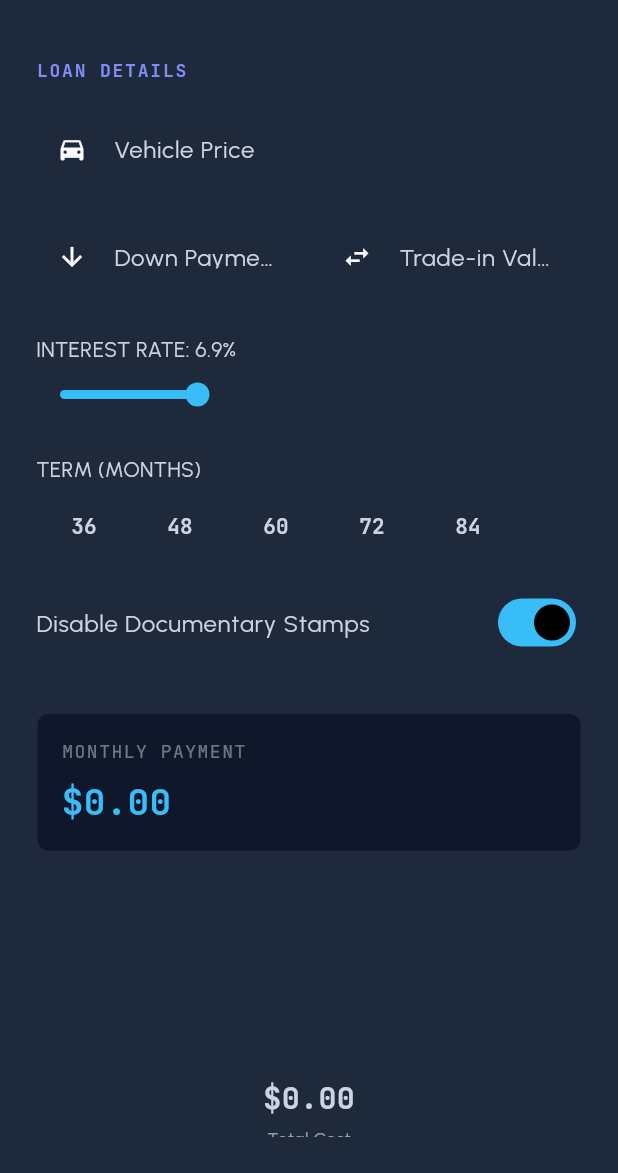
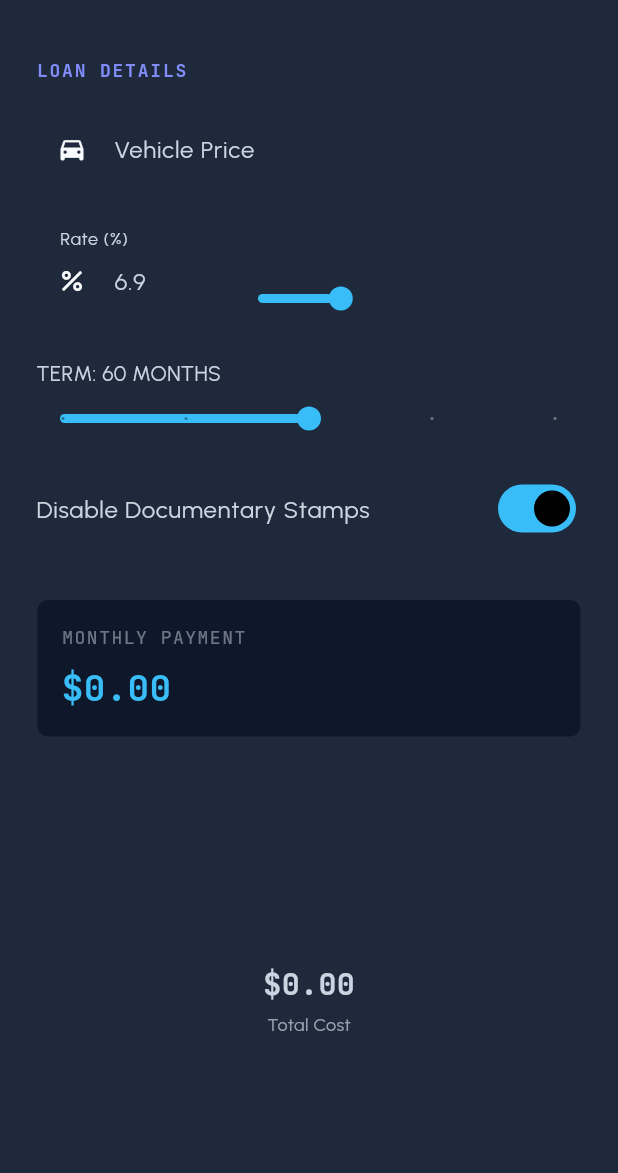
Before and after one commit to seanzmc/stingcalc_flutter, a Flutter app: the screen it shows after launch, after a tap on "Disable Documentary Stamps", on a phone screen of 412 x 824 dp, the part 63-1236 px from its top. Run offline on Flutter 3.47's test engine with Material 3 defaults, Android fonts, the light colour scheme and no system bars; drawn by our look-alikes of fl_chart; our stand-ins replace font_awesome_flutter, google_fonts.

Commit message:
Took out down payment and trade from payment calculator, changed the term to a slider,

```diff
--- a/lib/payment_calculator_screen.dart
+++ b/lib/payment_calculator_screen.dart
@@ -19,11 +19,10 @@ class PaymentCalculatorScreen extends StatefulWidget {
 class _PaymentCalculatorScreenState extends State<PaymentCalculatorScreen> {
   // Inputs
   final _loanAmountController = TextEditingController();
-  final _downPaymentController = TextEditingController();
-  final _tradeInController = TextEditingController();
+  final _rateController = TextEditingController();
 
   double _rate = 6.9;
-  int? _term;
+  int _term = 60;
   bool _disableDocStamps = false;
 
   // Results
@@ -38,35 +37,23 @@ class _PaymentCalculatorScreenState extends State<PaymentCalculatorScreen> {
     if (widget.initialLoanAmount != null) {
       _loanAmountController.text = widget.initialLoanAmount!.toStringAsFixed(2);
     }
+    _rateController.text = _rate.toStringAsFixed(1);
     _calculate();
   }
 
   @override
   void dispose() {
     _loanAmountController.dispose();
-    _downPaymentController.dispose();
-    _tradeInController.dispose();
+    _rateController.dispose();
     super.dispose();
   }
 
   void _calculate() {
     final loanAmount = double.tryParse(_loanAmountController.text) ?? 0.0;
-    final downPayment = double.tryParse(_downPaymentController.text) ?? 0.0;
-    final tradeIn = double.tryParse(_tradeInController.text) ?? 0.0;
 
-    final netLoanAmount = loanAmount - downPayment - tradeIn;
+    final netLoanAmount = loanAmount;
 
     if (netLoanAmount <= 0) {
-      setState(() {
-        _monthlyPayment = 0;
-        _totalInterest = 0;
-        _totalPrincipal = 0;
-        _totalCost = 0;
-      });
-      return;
-    }
-
-    if (_term == null) {
       setState(() {
         _monthlyPayment = 0;
         _totalInterest = 0;
@@ -82,11 +69,11 @@ class _PaymentCalculatorScreenState extends State<PaymentCalculatorScreen> {
 
     final monthly = LoanMath.monthlyPayment(
       principal: principalWithTax,
-      termMonths: _term!,
+      termMonths: _term,
       annualRatePercent: _rate,
     );
 
-    final totalInterest = monthly * _term! - principalWithTax;
+    final totalInterest = monthly * _term - principalWithTax;
     final totalCost = principalWithTax + totalInterest;
 
     setState(() {
@@ -153,63 +140,63 @@ class _PaymentCalculatorScreenState extends State<PaymentCalculatorScreen> {
           icon: Icons.directions_car,
         ),
         const SizedBox(height: 16),
+        const SizedBox(height: 16),
         Row(
+          crossAxisAlignment: CrossAxisAlignment.end,
           children: [
             Expanded(
-              child: _buildTextField(
-                controller: _downPaymentController,
-                label: 'Down Payment',
-                icon: Icons.arrow_downward,
+              flex: 1,
+              child: TextField(
+                controller: _rateController,
+                keyboardType: const TextInputType.numberWithOptions(
+                  decimal: true,
+                ),
+                decoration: const InputDecoration(
+                  labelText: 'Rate (%)',
+                  prefixIcon: Icon(Icons.percent, size: 20),
+                ),
+                onChanged: (value) {
+                  final newRate = double.tryParse(value);
+                  if (newRate != null && newRate >= 0 && newRate <= 25) {
+                    setState(() {
+                      _rate = newRate;
+                    });
+                    _calculate();
+                  }
+                },
               ),
             ),
             const SizedBox(width: 16),
             Expanded(
-              child: _buildTextField(
-                controller: _tradeInController,
-                label: 'Trade-in Value',
-                icon: Icons.swap_horiz,
+              flex: 2,
+              child: TerminalSlider(
+                value: _rate,
+                min: 0.0,
+                max: 25.0,
+                onChanged: (value) {
+                  setState(() {
+                    _rate = value;
+                    _rateController.text = _rate.toStringAsFixed(1);
+                  });
+                  _calculate();
+                },
               ),
             ),
           ],
         ),
         const SizedBox(height: 24),
         TerminalSlider(
-          label: 'INTEREST RATE: ${_rate.toStringAsFixed(1)}%',
-          value: _rate,
-          min: 0.0,
-          max: 25.0,
+          label: 'TERM: $_term MONTHS',
+          value: _term.toDouble(),
+          min: 36,
+          max: 84,
+          divisions: 4,
           onChanged: (value) {
-            setState(() => _rate = value);
-            _calculate();
-          },
-        ),
-        const SizedBox(height: 24),
-        Text('TERM (MONTHS)', style: Theme.of(context).textTheme.bodyMedium),
-        const SizedBox(height: 8),
-        SegmentedButton<int>(
-          segments: const [
-            ButtonSegment(value: 36, label: Text('36')),
-            ButtonSegment(value: 48, label: Text('48')),
-            ButtonSegment(value: 60, label: Text('60')),
-            ButtonSegment(value: 72, label: Text('72')),
-            ButtonSegment(value: 84, label: Text('84')),
-          ],
-          selected: _term != null ? {_term!} : <int>{},
-          onSelectionChanged: (Set<int> newSelection) {
             setState(() {
-              _term = newSelection.isEmpty ? null : newSelection.first;
+              _term = value.round();
             });
             _calculate();
           },
-          multiSelectionEnabled: false,
-          emptySelectionAllowed: true,
-          showSelectedIcon: false,
-          style: ButtonStyle(
-            tapTargetSize: MaterialTapTargetSize.shrinkWrap,
-            side: WidgetStateProperty.all(
-              BorderSide(color: Theme.of(context).colorScheme.surface),
-            ),
-          ),
         ),
         const SizedBox(height: 16),
         SwitchListTile(
--- a/lib/widgets/terminal_slider.dart
+++ b/lib/widgets/terminal_slider.dart
@@ -6,6 +6,7 @@ class TerminalSlider extends StatelessWidget {
   final double max;
   final ValueChanged<double> onChanged;
   final String? label;
+  final int? divisions;
 
   const TerminalSlider({
     super.key,
@@ -14,6 +15,7 @@ class TerminalSlider extends StatelessWidget {
     required this.max,
     required this.onChanged,
     this.label,
+    this.divisions,
   });
 
   @override
@@ -25,10 +27,7 @@ class TerminalSlider extends StatelessWidget {
       crossAxisAlignment: CrossAxisAlignment.start,
       children: [
         if (label != null) ...[
-          Text(
-            label!,
-            style: theme.textTheme.bodyMedium,
-          ),
+          Text(label!, style: theme.textTheme.bodyMedium),
           const SizedBox(height: 4),
         ],
         SliderTheme(
@@ -48,6 +47,7 @@ class TerminalSlider extends StatelessWidget {
             value: value,
             min: min,
             max: max,
+            divisions: divisions,
             onChanged: onChanged,
           ),
         ),
```
Also changed, not shown: 1 other file.
